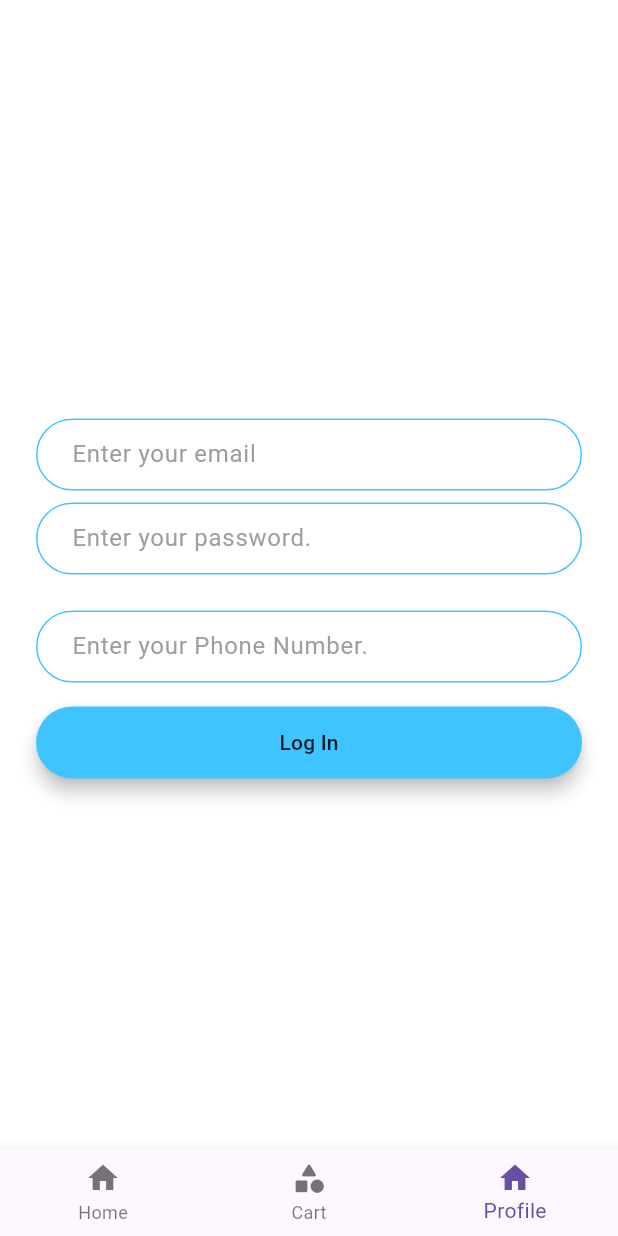
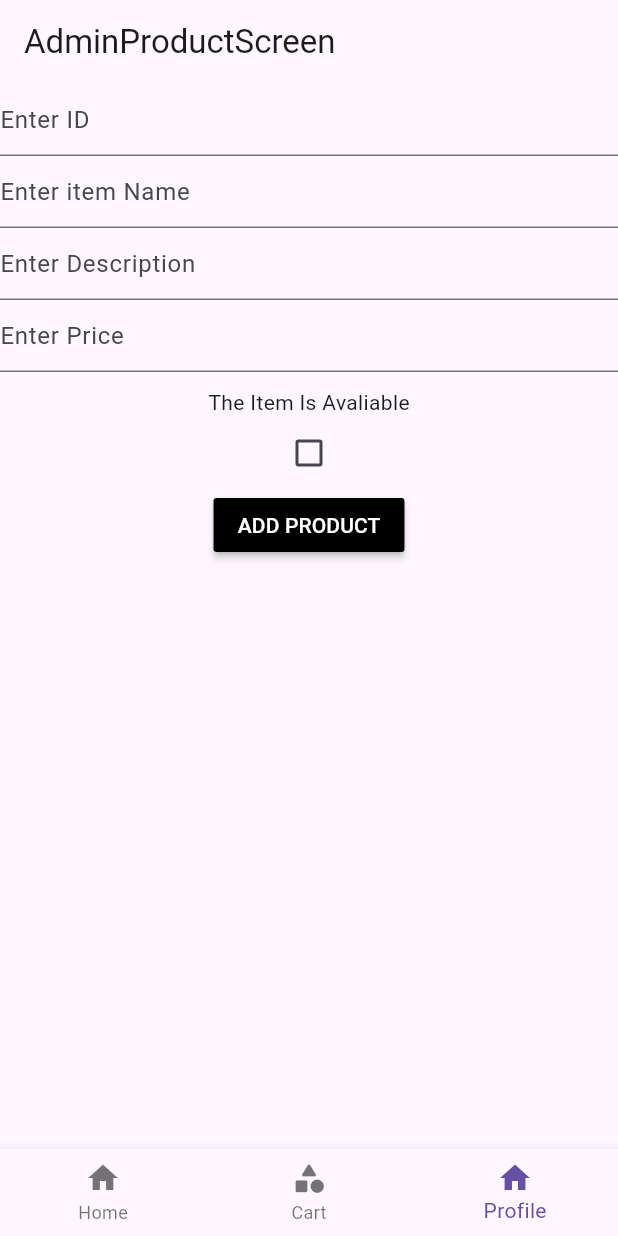
Before and after one commit to MohamedHisham34/rev_rider, a Flutter app: the screen it shows after launch, item 3 of the bottom bar chosen, on a phone screen of 412 x 824 dp. Run offline on Flutter 3.47's test engine with Material 3 defaults, Android fonts, the phone set to English and light mode, and no system bars; our stand-ins replace cloud_firestore, firebase_auth, firebase_core, image_picker; accounts and stored records are empty.

Commit message:
Implemented Admin Panel Screen For Products

```diff
--- /dev/null
+++ b/lib/models/product_model.dart
@@ -0,0 +1,27 @@
+class ProductModel {
+  final String? productID;
+  final String? itemName;
+  final bool isAvaliable;
+  final double? price;
+  final String? description;
+  final String? imageUrl;
+
+  ProductModel(
+      {required this.productID,
+      required this.itemName,
+      required this.isAvaliable,
+      required this.price,
+      required this.description,
+      required this.imageUrl});
+
+  Map<String, dynamic> productInfo() {
+    return {
+      "productID": productID,
+      "itemName": itemName,
+      "isAvaliable": isAvaliable,
+      "price": price,
+      "description": description,
+      "imageUrl": imageUrl,
+    };
+  }
+}
--- /dev/null
+++ b/lib/screens/admin_panel/admin_product_screen.dart
@@ -0,0 +1,92 @@
+// ignore_for_file: prefer_const_constructors
+
+import 'package:flutter/material.dart';
+import 'package:rev_rider/main.dart';
+import 'package:rev_rider/models/product_model.dart';
+
+class AdminProductScreen extends StatefulWidget {
+  AdminProductScreen({super.key});
+
+  @override
+  State<AdminProductScreen> createState() => _AdminProductScreenState();
+}
+
+class _AdminProductScreenState extends State<AdminProductScreen> {
+  String? productID;
+
+  String? itemName;
+
+  late bool isAvaliable = false;
+
+  double? price;
+
+  String? description;
+
+  String? imageUrl;
+
+  @override
+  Widget build(BuildContext context) {
+    return Scaffold(
+      appBar: AppBar(
+        title: const Text('AdminProductScreen'),
+      ),
+      body: Column(
+        children: [
+          TextField(
+            decoration: InputDecoration(hintText: "Enter ID"),
+            onChanged: (value) {
+              productID = value;
+            },
+          ),
+          TextField(
+            decoration: InputDecoration(hintText: "Enter item Name"),
+            onChanged: (value) {
+              itemName = value;
+            },
+          ),
+          TextField(
+            decoration: InputDecoration(hintText: "Enter Description"),
+            onChanged: (value) {
+              description = value;
+            },
+          ),
+          TextFormField(
+            decoration: InputDecoration(hintText: "Enter Price"),
+            keyboardType: TextInputType.number,
+            onChanged: (value) {
+              price = double.parse(value);
+            },
+          ),
+          SizedBox(
+            height: 10,
+          ),
+          Text("The Item Is Avaliable"),
+          Checkbox(
+            value: isAvaliable,
+            onChanged: (value) {
+              setState(() {
+                isAvaliable = value!;
+              });
+            },
+          ),
+          MaterialButton(
+            color: Colors.black,
+            textColor: Colors.white,
+            onPressed: () async {
+              ProductModel productModel = ProductModel(
+                  productID: productID,
+                  itemName: itemName,
+                  isAvaliable: isAvaliable,
+                  price: price,
+                  description: description,
+                  imageUrl: null);
+
+              db.collection("products").add(productModel.productInfo());
+            },
+            child: Text("ADD PRODUCT"),
+          ),
+        ],
+      ),
+    );
+  }
+}
--- a/lib/screens/welcome_screen.dart
+++ b/lib/screens/welcome_screen.dart
@@ -1,8 +1,9 @@
 // ignore_for_file: prefer_const_constructors, prefer_const_literals_to_create_immutables
 
 import 'package:flutter/material.dart';
-import 'package:rev_rider/screens/Authentication/login_screen.dart';
-import 'package:rev_rider/screens/Authentication/registration_screen.dart';
+import 'package:rev_rider/screens/admin_panel/admin_product_screen.dart';
+import 'package:rev_rider/screens/authentication/login_screen.dart';
+import 'package:rev_rider/screens/authentication/registration_screen.dart';
 import 'package:rev_rider/screens/cart_screen.dart';
 import 'package:rev_rider/screens/home_screen.dart';
 import 'package:rev_rider/screens/profile_screen.dart';
@@ -20,7 +21,7 @@ class _WelcomeScreenState extends State<WelcomeScreen> {
   List<Widget> screens = [
     HomeScreen(),
     LoginScreen(),
-    RegistrationScreen(),
+    AdminProductScreen(),
   ];
   @override
   Widget build(BuildContext context) {
```
